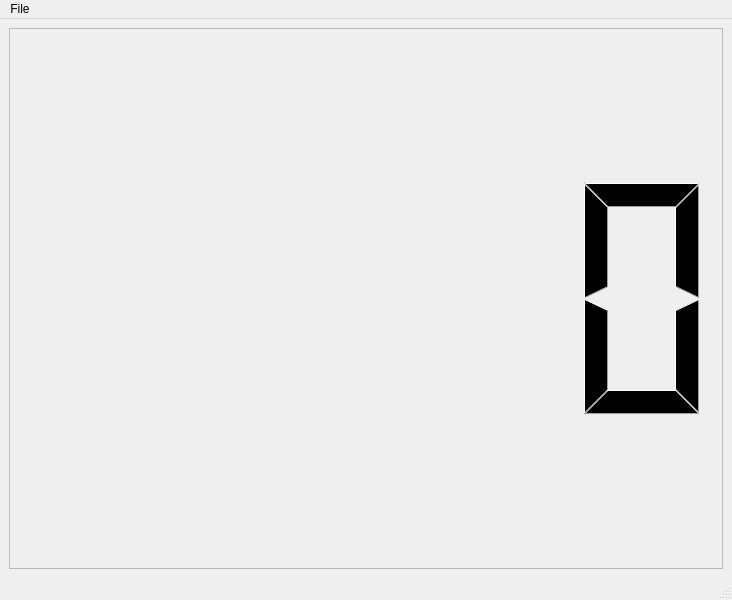
Before: the Qt Designer form rsrc/mainwindow.ui in xaratustrah/rasdaq, drawn with Qt 5.
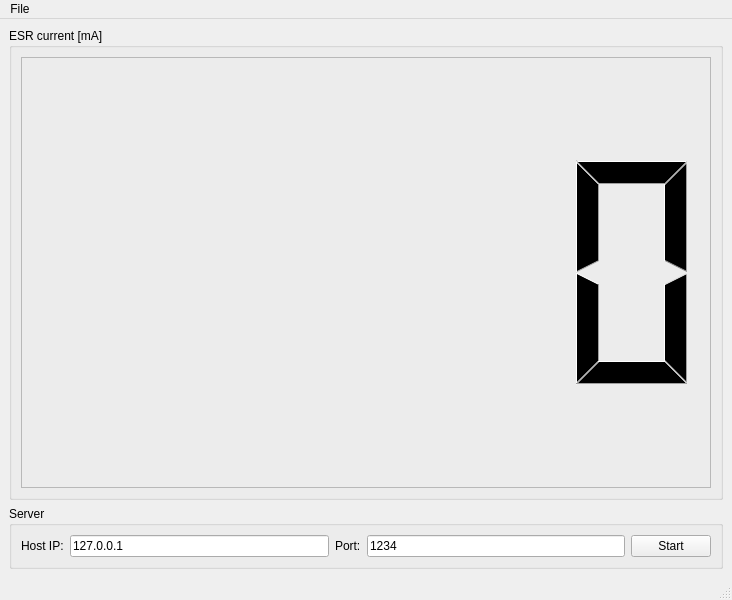
After: the same form once the commit is applied.

```diff
--- a/rsrc/mainwindow.ui
+++ b/rsrc/mainwindow.ui
@@ -14,18 +14,95 @@
    <string>MainWindow</string>
   </property>
   <widget class="QWidget" name="centralwidget">
-   <layout class="QGridLayout" name="gridLayout">
-    <item row="0" column="0">
-     <widget class="QLCDNumber" name="lcdNumber">
-      <property name="frameShape">
-       <enum>QFrame::StyledPanel</enum>
+   <layout class="QVBoxLayout" name="verticalLayout">
+    <item>
+     <widget class="QGroupBox" name="groupBox">
+      <property name="sizePolicy">
+       <sizepolicy hsizetype="Preferred" vsizetype="Expanding">
+        <horstretch>0</horstretch>
+        <verstretch>0</verstretch>
+       </sizepolicy>
       </property>
-      <property name="frameShadow">
-       <enum>QFrame::Sunken</enum>
+      <property name="title">
+       <string>ESR current [mA]</string>
       </property>
-      <property name="smallDecimalPoint">
-       <bool>false</bool>
+      <layout class="QGridLayout" name="gridLayout">
+       <item row="0" column="0">
+        <widget class="QLCDNumber" name="lcdNumber">
+         <property name="frameShape">
+          <enum>QFrame::StyledPanel</enum>
+         </property>
+         <property name="frameShadow">
+          <enum>QFrame::Sunken</enum>
+         </property>
+         <property name="smallDecimalPoint">
+          <bool>false</bool>
+         </property>
+         <property name="digitCount">
+          <number>5</number>
+         </property>
+        </widget>
+       </item>
+      </layout>
+     </widget>
+    </item>
+    <item>
+     <widget class="QGroupBox" name="groupBox_2">
+      <property name="title">
+       <string>Server</string>
       </property>
+      <layout class="QHBoxLayout" name="horizontalLayout">
+       <item>
+        <widget class="QLabel" name="label">
+         <property name="text">
+          <string>Host IP:</string>
+         </property>
+        </widget>
+       </item>
+       <item>
+        <widget class="QLineEdit" name="lineEdit_host">
+         <property name="text">
+          <string>127.0.0.1</string>
+         </property>
+        </widget>
+       </item>
+       <item>
+        <widget class="QLabel" name="label_2">
+         <property name="text">
+          <string>Port:</string>
+         </property>
+        </widget>
+       </item>
+       <item>
+        <widget class="QLineEdit" name="lineEdit_port">
+         <property name="text">
+          <string>1234</string>
+         </property>
+        </widget>
+       </item>
+       <item>
+        <widget class="QPushButton" name="pushButton">
+         <property name="text">
+          <string>Start</string>
+         </property>
+         <property name="checkable">
+          <bool>true</bool>
+         </property>
+         <property name="checked">
+          <bool>false</bool>
+         </property>
+         <property name="autoDefault">
+          <bool>false</bool>
+         </property>
+         <property name="default">
+          <bool>false</bool>
+         </property>
+         <property name="flat">
+          <bool>false</bool>
+         </property>
+        </widget>
+       </item>
+      </layout>
      </widget>
     </item>
    </layout>
```
